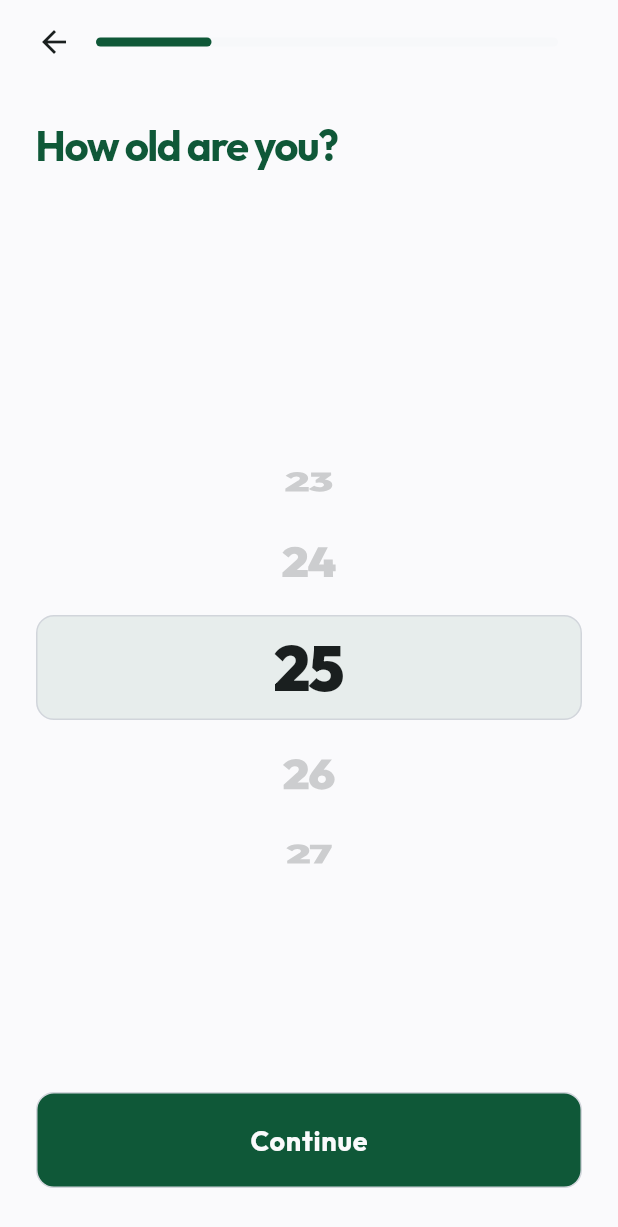
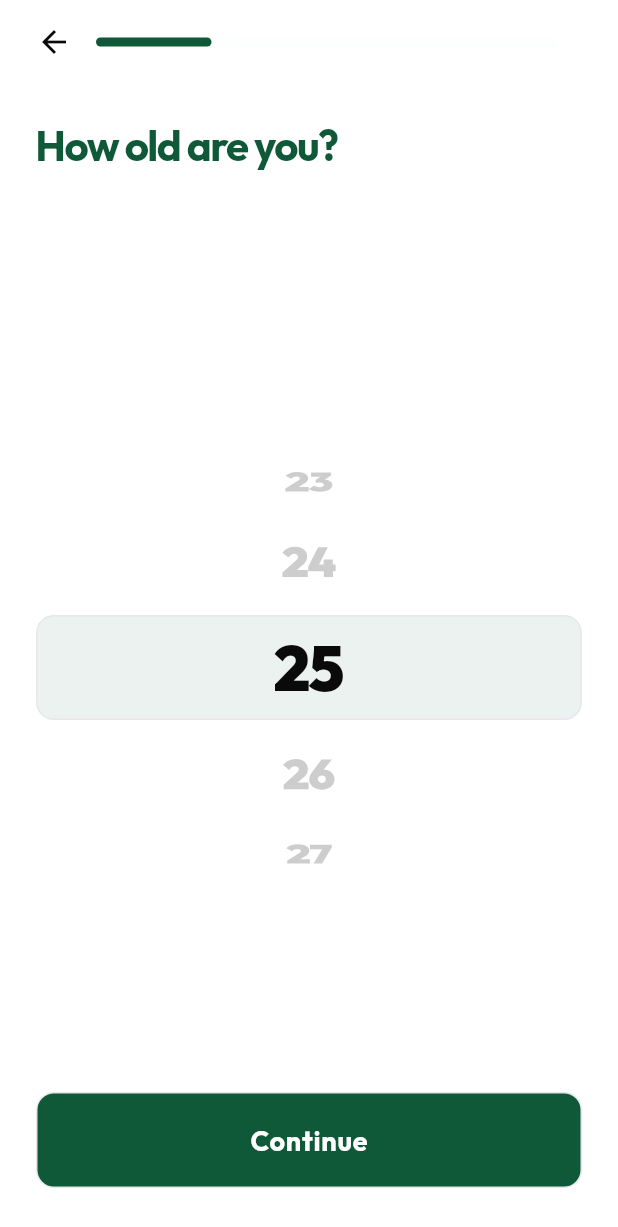
Before and after one commit to Nikityyy/kalorat, a Flutter app: the screen it shows after launch, swiped to page 4, on a phone screen of 412 x 824 dp. Shown: the top 1227 px of the screen. Run offline on Flutter 3.47's test engine with Material 3 defaults, Android fonts, the light colour scheme and no system bars; our stand-ins replace camera, connectivity_plus, cross_file, file_picker, fl_chart, flutter_keyboard_visibility and 12 more; missing offline and left inert: dart:html, dart:js_interop, gal, health; accounts and stored records are empty; network calls fail.

Commit message:
feat: adjust to new Brand Identity

```diff
--- a/lib/main.dart
+++ b/lib/main.dart
@@ -55,7 +55,7 @@ class KaloratApp extends StatelessWidget {
             Widget homeWidget;
             if (!provider.isInitialized) {
               homeWidget = Scaffold(
-                backgroundColor: AppColors.limestone,
+                backgroundColor: AppColors.pureWhite,
                 body: Center(
                   child: Column(
                     mainAxisAlignment: MainAxisAlignment.center,
--- a/lib/theme/app_colors.dart
+++ b/lib/theme/app_colors.dart
@@ -1,32 +1,50 @@
 import 'package:flutter/material.dart';
 
+// HOPE LLC — Fluid Precision
+
 class AppColors {
-  // The Glacial Kit (Brand Identity 2.0)
-  static const Color styrianForest = Color(0xFF0F5838); // Primary - Deep Green
-  static const Color glacialWhite = Color(
-    0xFFFAFAFC,
-  ); // Canvas - Cool Off-White
-  static const Color steel = Color(0xFFF0F2F5); // Surface Light
-  static const Color frost = Color(0xFF1A1F1F); // Surface Dark
-  static const Color kaiserRed = Color(0xFFED2939); // Action/Alert - Signal Red
-  static const Color glacierMint = Color(0xFF3ED685); // Success
-  static const Color amber = Color(0xFFFFBF00); // Warning/Alert
-  static const Color borderGrey = Color(0xFFD1D5DB); // Topographic Border
+  // Primary/Accent
+  static const Color primary = Color(0xFF0F5838); // Styrian Forest
+  static const Color background = Color(0xFFFFFFFF); // Pure White canvas
+  static const Color error = Color(0xFFED2939); // Signal Red
+  static const Color surface = Color(0xFFF9FAFB); // Off-White surface
 
-  // Functional Assignments
-  static const Color primary = styrianForest;
-  static const Color background = glacialWhite;
-  static const Color surface = steel;
-  static const Color surfaceDark = frost;
-  static const Color error = kaiserRed;
-  static const Color success = glacierMint;
-  static const Color warning = amber;
-  static const Color border = borderGrey;
+  // HOPE LLC — Fluid Precision
+  // Kalorat Accent: Styrian Forest
+  static const Color styrianForestColor = Color(0xFF0F5838); // Primary Accent
+  static const Color styrianForestDark = Color(0xFF0A3C26); // Hover state
+  static const Color styrianForestLight = Color(0xFF1EB070); // Light variant
+
+  // Monochrome Canvas — Light Mode
+  static const Color pureWhite = Color(0xFFFFFFFF); // Light Canvas
+  static const Color offWhite = Color(0xFFF9FAFB); // Off-White Surface
+  static const Color subtleAsh = Color(0xFFE5E7EB); // 1px Hard Border Light
+  static const Color lightSurface = Color(0xFFF3F4F6); // Light surface card bg
+
+  // Monochrome Canvas — Dark Mode
+  static const Color deepSpaceBlack = Color(0xFF0A0A0A); // Dark Canvas
+  static const Color richCharcoal = Color(0xFF141414); // Surface Dark
+  static const Color darkChrome = Color(0xFF27272A); // 1px Hard Border Dark
+
+  // Functional Colors
+  static const Color signalRed = Color(0xFFED2939); // Error/Alert
+  static const Color success = Color(0xFF0F5838); // Success
+  static const Color warning = Color(0xFFF59E0B); // Warning Amber
+  static const Color infoBlue = Color(0xFF3B82F6); // Info
 
   static const Color transparent = Colors.transparent;
 
-  // Legacy aliases (for gradual migration)
-  static const Color limestone = glacialWhite;
-  static const Color pebble = steel;
-  static const Color slate = frost;
+  // Backward-compatible aliases for migration
+  // These exist so old code continues to compile — migrate gradually
+  static const Color styrianForest = styrianForestColor;
+  static const Color glacialWhite = pureWhite;
+  static const Color steel = offWhite;
+  static const Color frost = deepSpaceBlack;
+  static const Color borderGrey = subtleAsh;
+  static const Color kaiserRed = signalRed;
+  static const Color glacierMint = styrianForest;
+  static const Color amber = warning;
+  static const Color limestone = pureWhite;
+  static const Color pebble = offWhite;
+  static const Color slate = deepSpaceBlack;
 }
--- a/lib/theme/app_theme.dart
+++ b/lib/theme/app_theme.dart
@@ -11,29 +11,29 @@ class AppTheme {
     return ThemeData(
       useMaterial3: true,
       brightness: Brightness.light,
-      scaffoldBackgroundColor: AppColors.glacialWhite,
+      scaffoldBackgroundColor: AppColors.pureWhite,
       primaryColor: AppColors.styrianForest,
       colorScheme: ColorScheme.light(
         primary: AppColors.styrianForest,
-        secondary: AppColors.glacierMint,
-        surface: AppColors.steel,
-        error: AppColors.kaiserRed,
-        onPrimary: AppColors.glacialWhite,
-        onSurface: AppColors.frost,
+        secondary: AppColors.styrianForest,
+        surface: AppColors.offWhite,
+        error: AppColors.signalRed,
+        onPrimary: AppColors.pureWhite,
+        onSurface: AppColors.deepSpaceBlack,
       ),
       cardTheme: CardThemeData(
-        color: AppColors.steel,
+        color: AppColors.offWhite,
         elevation: 0,
         shape: RoundedRectangleBorder(
           borderRadius: BorderRadius.circular(borderRadius),
           side: const BorderSide(
-            color: AppColors.borderGrey,
+            color: AppColors.subtleAsh,
             width: _borderWidth,
           ),
         ),
       ),
       appBarTheme: AppBarTheme(
-        backgroundColor: AppColors.glacialWhite,
+        backgroundColor: AppColors.pureWhite,
         elevation: 0,
         centerTitle: true,
         titleTextStyle: AppTypography.titleLarge,
@@ -50,12 +50,12 @@ class AppTheme {
       elevatedButtonTheme: ElevatedButtonThemeData(
         style: ElevatedButton.styleFrom(
           backgroundColor: AppColors.styrianForest,
-          foregroundColor: AppColors.glacialWhite,
+          foregroundColor: AppColors.pureWhite,
           elevation: 0,
           shape: RoundedRectangleBorder(
             borderRadius: BorderRadius.circular(borderRadius),
             side: const BorderSide(
-              color: AppColors.borderGrey,
+              color: AppColors.subtleAsh,
               width: _borderWidth,
             ),
           ),
@@ -75,51 +75,46 @@ class AppTheme {
     return ThemeData(
       useMaterial3: true,
       brightness: Brightness.dark,
-      scaffoldBackgroundColor: AppColors.frost,
+      scaffoldBackgroundColor: AppColors.deepSpaceBlack,
       primaryColor: AppColors.styrianForest,
       colorScheme: ColorScheme.dark(
         primary: AppColors.styrianForest,
-        secondary: AppColors.glacierMint,
-        surface: const Color(0xFF252A2A),
-        error: AppColors.kaiserRed,
-        onPrimary: AppColors.glacialWhite,
-        onSurface: AppColors.glacialWhite,
+        secondary: AppColors.styrianForest,
+        surface: AppColors.richCharcoal,
+        error: AppColors.signalRed,
+        onPrimary: AppColors.pureWhite,
+        onSurface: AppColors.pureWhite,
       ),
       cardTheme: CardThemeData(
-        color: const Color(0xFF252A2A),
+        color: AppColors.richCharcoal,
         elevation: 0,
         shape: RoundedRectangleBorder(
           borderRadius: BorderRadius.circular(borderRadius),
-          side: BorderSide(
-            color: AppColors.borderGrey.withValues(alpha: 0.3),
-            width: _borderWidth,
-          ),
+          side: BorderSide(color: AppColors.darkChrome, width: _borderWidth),
         ),
       ),
       appBarTheme: const AppBarTheme(
         backgroundColor: Colors.transparent,
         elevation: 0,
         centerTitle: true,
-        foregroundColor: AppColors.glacialWhite,
+        foregroundColor: AppColors.pureWhite,
       ),
       textTheme: TextTheme(
         displayLarge: AppTypography.displayLarge.copyWith(
-          color: AppColors.glacialWhite,
+          color: AppColors.pureWhite,
         ),
         displayMedium: AppTypography.displayMedium.copyWith(
-          color: AppColors.glacialWhite,
+          color: AppColors.pureWhite,
         ),
         titleLarge: AppTypography.titleLarge.copyWith(
-          color: AppColors.glacialWhite,
+          color: AppColors.pureWhite,
         ),
-        bodyLarge: AppTypography.bodyLarge.copyWith(
-          color: AppColors.glacialWhite,
-        ),
+        bodyLarge: AppTypography.bodyLarge.copyWith(color: AppColors.pureWhite),
         bodyMedium: AppTypography.bodyMedium.copyWith(
-          color: AppColors.glacialWhite,
+          color: AppColors.pureWhite,
         ),
         labelLarge: AppTypography.labelLarge.copyWith(
-          color: AppColors.glacialWhite,
+          color: AppColors.pureWhite,
         ),
       ),
       pageTransitionsTheme: const PageTransitionsTheme(
@@ -134,8 +129,8 @@ class AppTheme {
   static CupertinoThemeData get iosTheme {
     return CupertinoThemeData(
       primaryColor: AppColors.styrianForest,
-      scaffoldBackgroundColor: AppColors.glacialWhite,
-      barBackgroundColor: AppColors.glacialWhite.withValues(alpha: 0.8),
+      scaffoldBackgroundColor: AppColors.pureWhite,
+      barBackgroundColor: AppColors.pureWhite.withValues(alpha: 0.8),
       textTheme: CupertinoTextThemeData(
         primaryColor: AppColors.styrianForest,
         textStyle: AppTypography.bodyMedium,
--- a/lib/theme/app_typography.dart
+++ b/lib/theme/app_typography.dart
@@ -30,19 +30,19 @@ class AppTypography {
   static TextStyle get bodyLarge => GoogleFonts.outfit(
     fontSize: 18,
     fontWeight: FontWeight.w400,
-    color: AppColors.frost,
+    color: AppColors.deepSpaceBlack,
   );
 
   static TextStyle get bodyMedium => GoogleFonts.outfit(
     fontSize: 16,
     fontWeight: FontWeight.w400,
-    color: AppColors.frost.withValues(alpha: 0.8),
+    color: AppColors.deepSpaceBlack.withValues(alpha: 0.8),
   );
 
   static TextStyle get labelLarge => GoogleFonts.outfit(
     fontSize: 16,
     fontWeight: FontWeight.w600,
-    color: AppColors.glacialWhite,
+    color: AppColors.pureWhite,
     letterSpacing: 0.5,
   );
 
@@ -69,12 +69,12 @@ class AppTypography {
   static TextStyle get bodySmall => GoogleFonts.outfit(
     fontSize: 14,
     fontWeight: FontWeight.w400,
-    color: AppColors.frost.withValues(alpha: 0.7),
+    color: AppColors.deepSpaceBlack.withValues(alpha: 0.7),
   );
 
   static TextStyle get buttonLarge => GoogleFonts.outfit(
     fontSize: 16,
     fontWeight: FontWeight.w600,
-    color: AppColors.glacialWhite,
+    color: AppColors.pureWhite,
   );
 }
```
Also changed, not shown: lib/l10n/app_de.arb (+5 -5 lines), lib/l10n/app_en.arb (+8 -8 lines), lib/l10n/app_localizations.dart (+5 -5 lines), lib/l10n/app_localizations_de.dart (+7 -5 lines), lib/l10n/app_localizations_en.dart (+8 -10 lines), lib/providers/app_provider.dart (+4 -4 lines), pubspec.yaml (+5 -5 lines), assets/kalorat-favicon-android.webp, pubspec.lock, 16 other files.
